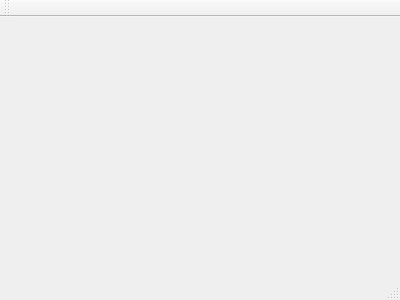
castelock/Self-AdaptiveNUI, file mainwindow.ui: the form before one commit.
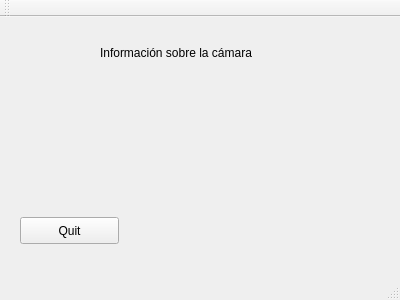
The form after the commit.

Patch:
```diff
--- a/mainwindow.ui
+++ b/mainwindow.ui
@@ -12,13 +12,55 @@
   <property name="windowTitle" >
    <string>MainWindow</string>
   </property>
-  <widget class="QMenuBar" name="menuBar" />
-  <widget class="QToolBar" name="mainToolBar" />
-  <widget class="QWidget" name="centralWidget" />
-  <widget class="QStatusBar" name="statusBar" />
+  <widget class="QWidget" name="centralWidget">
+   <widget class="QLabel" name="lbCameraInfo">
+    <property name="geometry">
+     <rect>
+      <x>100</x>
+      <y>20</y>
+      <width>191</width>
+      <height>31</height>
+     </rect>
+    </property>
+    <property name="text">
+     <string>Información sobre la cámara</string>
+    </property>
+   </widget>
+   <widget class="QPushButton" name="btQuit">
+    <property name="geometry">
+     <rect>
+      <x>20</x>
+      <y>200</y>
+      <width>99</width>
+      <height>27</height>
+     </rect>
+    </property>
+    <property name="text">
+     <string>Quit</string>
+    </property>
+   </widget>
+  </widget>
+  <widget class="QMenuBar" name="menuBar">
+   <property name="geometry">
+    <rect>
+     <x>0</x>
+     <y>0</y>
+     <width>400</width>
+     <height>25</height>
+    </rect>
+   </property>
+  </widget>
+  <widget class="QToolBar" name="mainToolBar">
+   <attribute name="toolBarArea">
+    <enum>TopToolBarArea</enum>
+   </attribute>
+   <attribute name="toolBarBreak">
+    <bool>false</bool>
+   </attribute>
+  </widget>
+  <widget class="QStatusBar" name="statusBar"/>
  </widget>
- <layoutDefault spacing="6" margin="11" />
- <pixmapfunction></pixmapfunction>
+ <layoutdefault spacing="6" margin="11"/>
  <resources/>
  <connections/>
 </ui>
```
Left out of the diff: 7 changed lines with no effect on the pictures.
